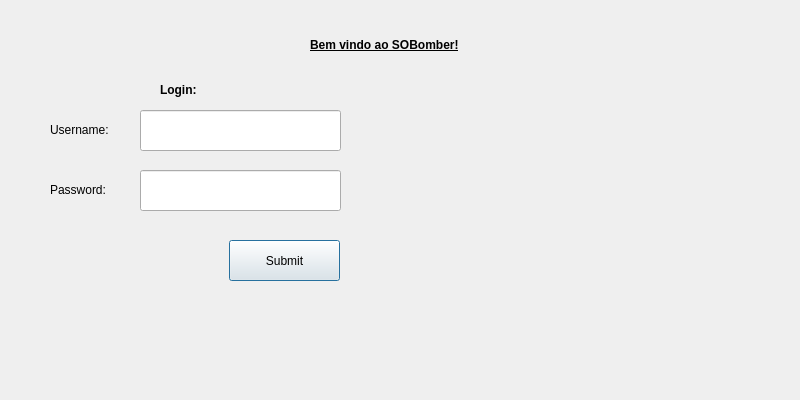
This is cliente/Login.ui in I3ryI3e/project as Qt 5 draws it before an edit. The edited form follows.
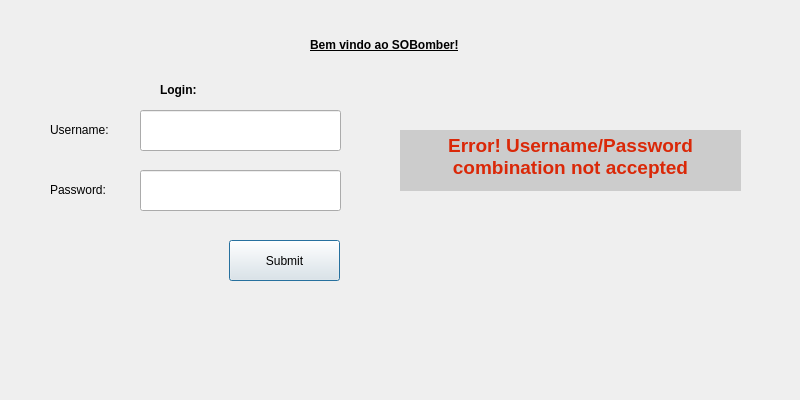
This is the edited form.

Commit message: Update pré-meta 2

```diff
--- a/cliente/Login.ui
+++ b/cliente/Login.ui
@@ -13,6 +13,9 @@
   <property name="windowTitle">
    <string>Login</string>
   </property>
+  <property name="autoFillBackground">
+   <bool>true</bool>
+  </property>
   <widget class="QLabel" name="welcome">
    <property name="geometry">
     <rect>
@@ -111,6 +114,38 @@
     <string>Submit</string>
    </property>
   </widget>
+  <widget class="QTextEdit" name="errortext">
+   <property name="geometry">
+    <rect>
+     <x>400</x>
+     <y>130</y>
+     <width>341</width>
+     <height>61</height>
+    </rect>
+   </property>
+   <property name="autoFillBackground">
+    <bool>true</bool>
+   </property>
+   <property name="styleSheet">
+    <string notr="true">background-color: rgb(204, 204, 204);</string>
+   </property>
+   <property name="frameShape">
+    <enum>QFrame::NoFrame</enum>
+   </property>
+   <property name="readOnly">
+    <bool>true</bool>
+   </property>
+   <property name="html">
+    <string>&lt;!DOCTYPE HTML PUBLIC &quot;-//W3C//DTD HTML 4.0//EN&quot; &quot;http://www.w3.org/TR/REC-html40/strict.dtd&quot;&gt;
+&lt;html&gt;&lt;head&gt;&lt;meta name=&quot;qrichtext&quot; content=&quot;1&quot; /&gt;&lt;style type=&quot;text/css&quot;&gt;
+p, li { white-space: pre-wrap; }
+&lt;/style&gt;&lt;/head&gt;&lt;body style=&quot; font-family:'Cantarell'; font-size:11pt; font-weight:400; font-style:normal;&quot;&gt;
+&lt;p align=&quot;center&quot; style=&quot; margin-top:0px; margin-bottom:0px; margin-left:0px; margin-right:0px; -qt-block-indent:0; text-indent:0px;&quot;&gt;&lt;span style=&quot; font-size:14pt; font-weight:600; color:#da2808;&quot;&gt;Error! Username/Password combination not accepted&lt;/span&gt;&lt;/p&gt;&lt;/body&gt;&lt;/html&gt;</string>
+   </property>
+   <property name="textInteractionFlags">
+    <set>Qt::NoTextInteraction</set>
+   </property>
+  </widget>
  </widget>
  <resources/>
  <connections>
```
Left out of the diff: 16 changed lines with no effect on the pictures. The commit also changes 3 other files.
